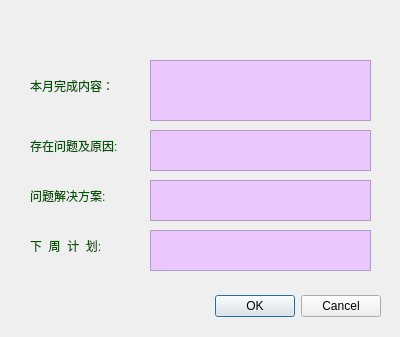
First picture: the form in SoftwareProManagement/monthly.ui, repository crawler-john/graduationProject, before the edit.
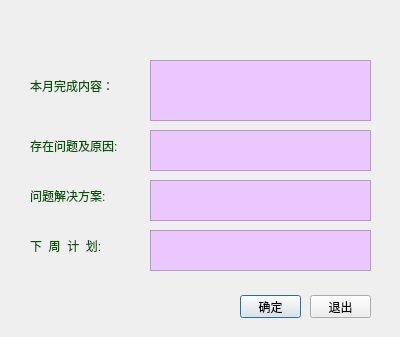
Second picture: the form after the edit. Icons and pictures are not drawn.

Patch:
```diff
--- a/SoftwareProManagement/monthly.ui
+++ b/SoftwareProManagement/monthly.ui
@@ -19,22 +19,6 @@
 	background-image:url(img/monthly.jpg);
 }</string>
   </property>
-  <widget class="QDialogButtonBox" name="buttonBox">
-   <property name="geometry">
-    <rect>
-     <x>40</x>
-     <y>290</y>
-     <width>341</width>
-     <height>32</height>
-    </rect>
-   </property>
-   <property name="orientation">
-    <enum>Qt::Horizontal</enum>
-   </property>
-   <property name="standardButtons">
-    <set>QDialogButtonBox::Cancel|QDialogButtonBox::Ok</set>
-   </property>
-  </widget>
   <widget class="QLabel" name="label">
    <property name="geometry">
     <rect>
@@ -167,6 +151,49 @@
 }  </string>
    </property>
   </widget>
+  <widget class="QPushButton" name="BtnConfirm">
+   <property name="geometry">
+    <rect>
+     <x>240</x>
+     <y>295</y>
+     <width>61</width>
+     <height>23</height>
+    </rect>
+   </property>
+   <property name="text">
+    <string>确定</string>
+   </property>
+  </widget>
+  <widget class="QPushButton" name="BtnCancel">
+   <property name="geometry">
+    <rect>
+     <x>310</x>
+     <y>295</y>
+     <width>61</width>
+     <height>23</height>
+    </rect>
+   </property>
+   <property name="text">
+    <string>退出</string>
+   </property>
+  </widget>
+  <widget class="QLabel" name="dailyInfo">
+   <property name="geometry">
+    <rect>
+     <x>40</x>
+     <y>290</y>
+     <width>161</width>
+     <height>21</height>
+    </rect>
+   </property>
+   <property name="styleSheet">
+    <string notr="true">font: 75 12pt &quot;黑体&quot;;
+color:rgb(255, 0, 0);</string>
+   </property>
+   <property name="text">
+    <string/>
+   </property>
+  </widget>
  </widget>
  <resources/>
  <connections>
```
Left out of the diff: 35 changed lines with no effect on the pictures.
